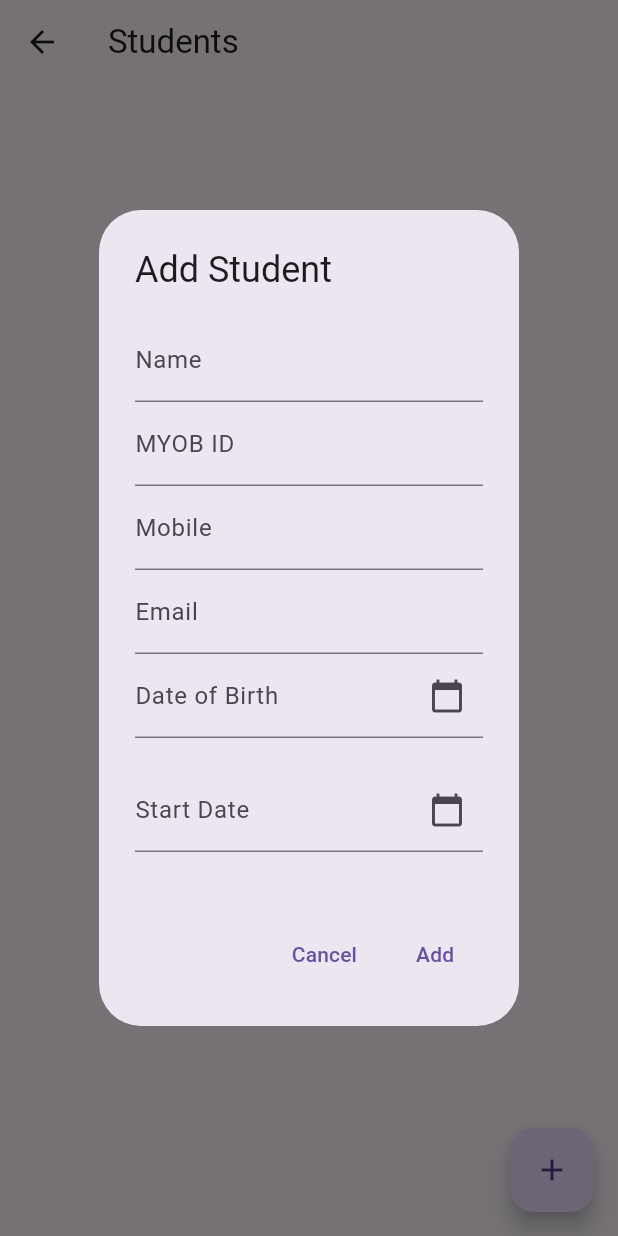
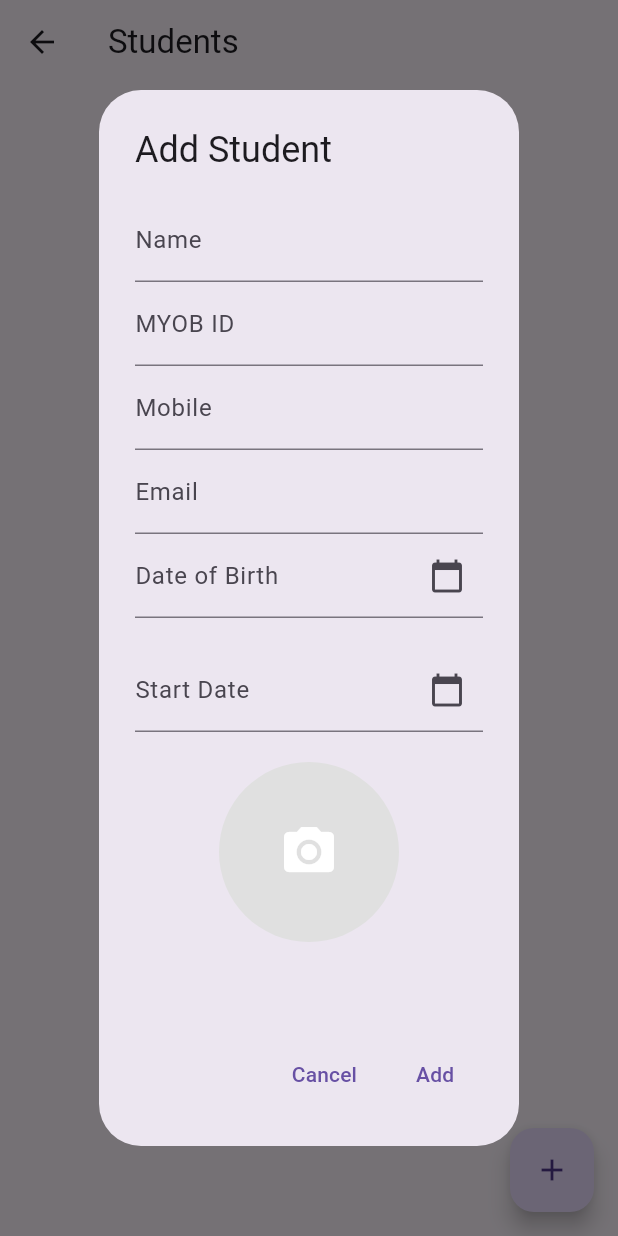
Before and after one commit to surtalk/Surtaal, a Flutter app: the StudentsScreen screen opened directly, after a tap on the "add" icon, on a phone screen of 412 x 824 dp. Run offline on Flutter 3.47's test engine with Material 3 defaults, Android fonts, the phone set to English and light mode, and no system bars; our stand-ins replace cloud_firestore, firebase_auth, firebase_core, firebase_storage, fluttertoast, google_sign_in and 2 more; accounts and stored records are empty.

Commit message:
student image

```diff
--- a/lib/data/repositories/student_repository.dart
+++ b/lib/data/repositories/student_repository.dart
@@ -4,7 +4,7 @@ class StudentRepository {
  final CollectionReference studentsCollection =
       FirebaseFirestore.instance.collection('students');
 
-Future<void> addStudent(String name, String myobId, String phone, DateTime dob, String email, DateTime startDate) async {
+Future<void> addStudent(String name, String myobId, String phone, DateTime dob, String email, DateTime startDate, String imageUrl) async {
   await studentsCollection.add({
     'name': name,
     'myob_Id': myobId,
@@ -12,6 +12,7 @@ Future<void> addStudent(String name, String myobId, String phone, DateTime dob,
     'dob': Timestamp.fromDate(dob),
     'email': email,
     'startDate': Timestamp.fromDate(startDate),
+    'imageUrl': imageUrl ?? '',
   }).then((docRef) {
     print("Student added with ID: ${docRef.id}");
   }).catchError((error) {
@@ -19,7 +20,7 @@ Future<void> addStudent(String name, String myobId, String phone, DateTime dob,
   });
 }
 // Update Student
-  Future<void> updateStudent(String docId, String name, String myobId, String phone, DateTime dob, String email, DateTime startDate) async {
+  Future<void> updateStudent(String? docId, String name, String myobId, String phone, DateTime dob, String email, DateTime startDate,String imageUrl) async {
     await studentsCollection.doc(docId).update({
       'name': name,
       'myob_Id': myobId,
@@ -27,6 +28,7 @@ Future<void> addStudent(String name, String myobId, String phone, DateTime dob,
       'dob': Timestamp.fromDate(dob),
       'email': email,
       'startDate': Timestamp.fromDate(startDate),
+       'imageUrl': imageUrl ?? '',
     });
   }
 
--- /dev/null
+++ b/lib/features/admin_dashboard/screens/AddUpdateStudentDialog.dart
@@ -0,0 +1,228 @@
+
+import 'package:image_picker/image_picker.dart';
+import 'package:flutter/material.dart';
+import 'package:cloud_firestore/cloud_firestore.dart';
+import '../../../data/repositories/student_repository.dart';
+import 'dart:io';
+import 'package:firebase_storage/firebase_storage.dart';
+import 'dart:typed_data';
+
+class AddStudentDialog extends StatefulWidget {
+
+  String? existingName;
+  String? studentId;
+String? myobId;
+String? phone;
+DateTime? dob;
+String? email;
+DateTime? startDate;
+
+   AddStudentDialog({this.existingName, this.studentId, this.myobId, this.phone, this.dob, this.email, this.startDate});
+
+  @override
+  _AddupdatestudentdialogState createState() => _AddupdatestudentdialogState();
+}
+class _AddupdatestudentdialogState extends State<AddStudentDialog> {
+   final StudentRepository _firestoreService = StudentRepository();
+// Controllers
+   late TextEditingController _nameController;
+   late TextEditingController _myobIdController;
+   late TextEditingController _phoneController;
+   late TextEditingController _emailController;
+  DateTime? _selectedDob;
+  DateTime? _startDate;
+  String? docId;
+  @override
+  void initState() {
+    super.initState();
+    _nameController = TextEditingController(text: widget.existingName ?? "");
+    _myobIdController = TextEditingController(text: widget.myobId ?? "");
+    _phoneController = TextEditingController(text: widget.phone ?? "");
+    _emailController = TextEditingController(text: widget.email ?? "");
+    _selectedDob = widget.dob;
+    _startDate = widget.startDate;
+    docId = widget.studentId;
+  }
+
+    TextEditingController dobController = TextEditingController();
+    void _selectDate(BuildContext context) async {
+      DateTime? picked = await showDatePicker(
+        context: context,
+        initialDate: DateTime.now(),
+        firstDate: DateTime(1900),
+        lastDate: DateTime(2100),
+      );
+
+    setState(() {
+        _selectedDob = picked;
+        dobController.text = "${picked!.day}/${picked!.month}/${picked!.year}"; // Format date
+      });
+      }
+    TextEditingController startDateController = TextEditingController();
+
+    void _selectStartDateDate(BuildContext context) async {
+      DateTime? picked = await showDatePicker(
+        context: context,
+        initialDate: DateTime.now(),
+        firstDate: DateTime(1900),
+        lastDate: DateTime(2100),
+      );
+
+      setState(() {
+          _startDate = picked;
+          startDateController.text = "${picked!.day}/${picked!.month}/${picked!.year}"; // Format date
+        });
+        }
+  Uint8List? _imageBytes = null;
+  final ImagePicker _picker = ImagePicker();
+  File? _image;
+  // Function to Pick an Image
+
+  // Function to Pick Image (Camera or Gallery)
+  Future<void> _pickImage() async {
+    showModalBottomSheet(
+      context: context,
+      builder: (BuildContext context) {
+        return Wrap(
+          children: [
+            ListTile(
+              leading: Icon(Icons.camera_alt),
+              title: Text("Take Photo"),
+              onTap: () async {
+                Navigator.pop(context);
+                final pickedFile = await _picker.pickImage(source: ImageSource.camera);
+                 print("Image selected: ${pickedFile!.path}");  // Debugging
+                if (pickedFile != null) {
+                    Future.delayed(Duration(milliseconds: 500), () {
+                  //final bytes = await pickedFile.readAsBytes();
+                  setState(() {
+                     print("set stage after a delay:");
+                    _image = File(pickedFile!.path);
+                   // _imageBytes = bytes;
+                  });
+                  });
+                }
+              },
+            ),
+            ListTile(
+              leading: Icon(Icons.photo_library),
+              title: Text("Choose from Gallery"),
+              onTap: () async {
+                Navigator.pop(context);
+                final pickedFile = await _picker.pickImage(source: ImageSource.gallery);
+                print("Image selected: ${pickedFile!.path}");
+                if (pickedFile != null) {
+                  final bytes = await pickedFile.readAsBytes();
+                     Future.delayed(Duration(milliseconds: 1500), () {
+                     print("set stage after a delay:");
+                      setState(() {
+                      print("Image selected set stage path ${pickedFile!.path}");
+                      _image = File(pickedFile!.path);
+                      _imageBytes = bytes;
+                  });
+                  });
+                }
+              },
+            ),
+          ],
+        );
+      },
+    );
+  }
+
+
+ @override
+  Widget build(BuildContext context) {
+        return AlertDialog(
+          title: Text(docId == null ? "Add Student" : "Edit Student"),
+          content: SingleChildScrollView(
+            child: Column(
+              mainAxisSize: MainAxisSize.max,
+              children: [
+                TextField(controller: _nameController, decoration: InputDecoration(labelText: "Name")),
+                TextField(controller: _myobIdController, decoration: InputDecoration(labelText: "MYOB ID")),
+                TextField(controller: _phoneController, decoration: InputDecoration(labelText: "Mobile")),
+                TextFormField(controller: _emailController,
+                         keyboardType: TextInputType.emailAddress,
+                          decoration: InputDecoration(labelText: "Email"),
+                          ),
+                TextField(
+                controller: dobController,
+                readOnly: true, // Prevent manual input
+                decoration: InputDecoration(
+                  labelText: "Date of Birth",
+                  hintText: "Select your DOB",
+                  suffixIcon: IconButton(
+                    icon: Icon(Icons.calendar_today),
+                    onPressed: () => _selectDate(context),
+                  ),
+                ),
+                ),
+                SizedBox(height: 20),
+                TextField(
+                controller: startDateController,
+                readOnly: true, // Prevent manual input
+                decoration: InputDecoration(
+                  labelText: "Start Date",
+                  hintText: "First Class",
+                  suffixIcon: IconButton(
+                    icon: Icon(Icons.calendar_today),
+                    onPressed: () => _selectStartDateDate(context),
+                  ),
+                ),
+                ),
+                SizedBox(height: 20),
+                GestureDetector(
+                  onTap: () {
+                    print("Image picker tapped!");  // Prints when the widget is tapped
+                    _pickImage();  // Calls the function
+                  },
+                  child: CircleAvatar(
+                    radius: 60,
+                    backgroundColor: Colors.grey[300],
+                    backgroundImage: _imageBytes != null
+                        ? MemoryImage(_imageBytes!) // Display image from bytes
+                        : null,
+                    child: (_imageBytes == null)
+                        ? Icon(Icons.camera_alt, size: 40, color: Colors.white)
+                        : null,
+                  ),
+                ),
+            SizedBox(height: 20),
+            SizedBox(height: 10),
+            SizedBox(height: 10),
+              ],
+            ),
+          ),
+          actions: [
+            TextButton(onPressed: () => Navigator.pop(context), child: Text("Cancel")),
+            TextButton(
+              onPressed: () async {
+                String? imageUrl;
+               print("on save the image url: ${imageUrl}");
+                if (_nameController.text.isNotEmpty && _myobIdController.text.isNotEmpty && _phoneController.text.isNotEmpty && _selectedDob != null) {
+                  if (_imageBytes != null) {
+                      final storageRef = FirebaseStorage.instance.ref().child('students').child(DateTime.now().toString());
+                      await storageRef.putData(_imageBytes!);
+                      imageUrl = await storageRef.getDownloadURL();
+                    }
+                  if (docId == null) {
+                    _firestoreService.addStudent(
+                      _nameController.text, _myobIdController.text, _phoneController.text, _selectedDob!, _emailController.text, _startDate! , imageUrl!
+                    );
+                    ScaffoldMessenger.of(context).showSnackBar(SnackBar(content: Text("Student added successfully")));
+                  } else {
+                    _firestoreService.updateStudent(
+                      docId, _nameController.text, _myobIdController.text, _phoneController.text, _selectedDob!, _emailController.text, _startDate!, imageUrl!
+                    );
+                      ScaffoldMessenger.of(context).showSnackBar(SnackBar(content: Text("Student updated successfully")));
+                  }
+                  Navigator.pop(context);
+                }
+              },
+              child: Text(docId == null ? "Add" : "Update"),
+            ),
+          ],
+        );
+      }
+}
--- a/lib/features/admin_dashboard/screens/student_screen.dart
+++ b/lib/features/admin_dashboard/screens/student_screen.dart
@@ -1,134 +1,69 @@
+import 'package:image_picker/image_picker.dart';
 import 'package:flutter/material.dart';
 import 'package:cloud_firestore/cloud_firestore.dart';
 import '../../../data/repositories/student_repository.dart';
+import 'dart:io';
+import 'package:firebase_storage/firebase_storage.dart';
+import 'dart:typed_data';
+import 'AddUpdateStudentDialog.dart';
 
 class StudentsScreen extends StatefulWidget {
   @override
   _StudentsScreenState createState() => _StudentsScreenState();
 }
 
+
+  class Student {
+  String name;
+  String imageUrl;
+  String docId;
+  String myobId;
+  String mobile;
+  String email;
+  Timestamp dob;
+  Timestamp startDate;
+  Student({required this.name, required this.imageUrl,required this.docId,required this.myobId,required this.mobile,required this.email,required this.dob, required this.startDate});
+}
+
+
 class _StudentsScreenState extends State<StudentsScreen> {
   final StudentRepository _firestoreService = StudentRepository();
 
-  // Controllers
-  final TextEditingController _nameController = TextEditingController();
-  final TextEditingController _myobIdController = TextEditingController();
-  final TextEditingController _phoneController = TextEditingController();
-    final TextEditingController _emailController = TextEditingController();
-  DateTime? _selectedDob;
-    DateTime? _startDate;
+    /// Load student data and get image bytes from Firestore
+  Future<Uint8List?> _loadStudentData(studentId) async {
+     Uint8List? _imageBytes = null;
+    DocumentSnapshot studentDoc = await FirebaseFirestore.instance
+        .collection('students')
+        .doc(studentId)
+        .get();
 
-  // Show Add/Edit Dialog
-  void _showStudentDialog({String? docId, String? name, String? myobId, String? phone, DateTime? dob, String? email, DateTime? startDate}) {
-    _nameController.text = name ?? "";
-    _myobIdController.text = myobId ?? "";
-    _phoneController.text = phone ?? "";
-    _emailController.text = email ?? "";
-
-    _selectedDob = dob;
-    _startDate = startDate;
-
-    TextEditingController dobController = TextEditingController();
-    void _selectDate(BuildContext context) async {
-      DateTime? picked = await showDatePicker(
-        context: context,
-        initialDate: DateTime.now(),
-        firstDate: DateTime(1900),
-        lastDate: DateTime(2100),
-      );
-
-    if (picked != null) {
+    if (studentDoc.exists) {
+      if (studentDoc['imageBytes'] != null) {
         setState(() {
-        _selectedDob = picked;
-        dobController.text = "${picked.day}/${picked.month}/${picked.year}"; // Format date
+          _imageBytes = Uint8List.fromList(List<int>.from(studentDoc['imageBytes']));
         });
       }
     }
-    TextEditingController startDateController = TextEditingController();
-    void _selectStartDateDate(BuildContext context) async {
-      DateTime? picked = await showDatePicker(
-        context: context,
-        initialDate: DateTime.now(),
-        firstDate: DateTime(1900),
-        lastDate: DateTime(2100),
-      );
+    return _imageBytes;
+  }
 
-    if (picked != null) {
-      setState(() {
-        _startDate = picked;
-        startDateController.text = "${picked.day}/${picked.month}/${picked.year}"; // Format date
-      });
-    }
-    }
+
+
+  final ImagePicker _picker = ImagePicker();
+  File? _image = null;
+
+  // Show Add/Edit Dialog
+  void _showStudentDialog(BuildContext context,{String? docId, String? name, String? myobId, String? phone,
+   DateTime? dob, String? email, DateTime? startDate}) {
+
      showDialog(
       context: context,
       builder: (context) {
-        return AlertDialog(
-          title: Text(docId == null ? "Add Student" : "Edit Student"),
-          content: SingleChildScrollView(
-            child: Column(
-              mainAxisSize: MainAxisSize.max,
-              children: [
-                TextField(controller: _nameController, decoration: InputDecoration(labelText: "Name")),
-                TextField(controller: _myobIdController, decoration: InputDecoration(labelText: "MYOB ID")),
-                TextField(controller: _phoneController, decoration: InputDecoration(labelText: "Mobile")),
-                TextFormField(controller: _emailController,
-                         keyboardType: TextInputType.emailAddress,
-                          decoration: InputDecoration(labelText: "Email"),
-                          ),
-                TextField(
-                controller: dobController,
-                readOnly: true, // Prevent manual input
-                decoration: InputDecoration(
-                  labelText: "Date of Birth",
-                  hintText: "Select your DOB",
-                  suffixIcon: IconButton(
-                    icon: Icon(Icons.calendar_today),
-                    onPressed: () => _selectDate(context),
-                  ),
-                ),
-                ),
-                SizedBox(height: 20),
-                TextField(
-                controller: startDateController,
-                readOnly: true, // Prevent manual input
-                decoration: InputDecoration(
-                  labelText: "Start Date",
-                  hintText: "First Class",
-                  suffixIcon: IconButton(
-                    icon: Icon(Icons.calendar_today),
-                    onPressed: () => _selectStartDateDate(context),
-                  ),
-                ),
-                ),
-                SizedBox(height: 20),
-
-              ],
-            ),
-          ),
-          actions: [
-            TextButton(onPressed: () => Navigator.pop(context), child: Text("Cancel")),
-            TextButton(
-              onPressed: () {
-                if (_nameController.text.isNotEmpty && _myobIdController.text.isNotEmpty && _phoneController.text.isNotEmpty && _selectedDob != null) {
-                  if (docId == null) {
-                    _firestoreService.addStudent(
-                      _nameController.text, _myobIdController.text, _phoneController.text, _selectedDob!, _emailController.text, _startDate!
-                    );
-                  } else {
-                    _firestoreService.updateStudent(
-                      docId, _nameController.text, _myobIdController.text, _phoneController.text, _selectedDob!, _emailController.text, _startDate!
-                    );
-                  }
-                  Navigator.pop(context);
-                }
-              },
-              child: Text(docId == null ? "Add" : "Update"),
-            ),
-          ],
-        );
+        return AddStudentDialog(existingName: name, studentId: docId , myobId:  myobId, phone :phone,
+   dob: dob, email:  email, startDate:  startDate);
       },
     );
+
    }
 
   // Delete Student Confirmation
@@ -154,51 +89,71 @@ class _StudentsScreenState extends State<StudentsScreen> {
     );
   }
 
+
+ // Simulate fetching students from Firestore
+
+
+
+// section to display list of student
   @override
   Widget build(BuildContext context) {
     return Scaffold(
       appBar: AppBar(title: Text("Students")),
-      body: StreamBuilder<QuerySnapshot>(
-        stream: _firestoreService.getStudents(),
+      body: FutureBuilder<List<Student>>(
+        future: _fetchStudents(),
         builder: (context, snapshot) {
-          if (snapshot.connectionState == ConnectionState.waiting) return Center(child: CircularProgressIndicator());
-          if (!snapshot.hasData || snapshot.data!.docs.isEmpty) return Center(child: Text("No students found"));
+          if (snapshot.connectionState == ConnectionState.waiting) {
+            return Center(child: CircularProgressIndicator());
+          }
 
-          var students = snapshot.data!.docs;
+          if (snapshot.hasError) {
+            return Center(child: Text('Error: ${snapshot.error}'));
+          }
+
+          if (!snapshot.hasData || snapshot.data!.isEmpty) {
+            return Center(child: Text('No students found'));
+          }
+
+          var students = snapshot.data!;
           return ListView.builder(
             itemCount: students.length,
             itemBuilder: (context, index) {
               var student = students[index];
-              DateTime dob = (student['dob'] as Timestamp).toDate();
-              String formattedDob = "${dob.day}-${dob.month}-${dob.year}";
+              DateTime dob = (student.dob).toDate();
+              //String formattedDob = "${student.dob.day}-${student.dob.month}-${student.dob.year}";
 
-              DateTime startDate = (student['startDate'] as Timestamp).toDate();
-              String formattedstartDate = "${dob.day}-${dob.month}-${dob.year}";
+              //DateTime startDate = (student.startDate as Timestamp).toDate();
+              //String formattedstartDate = "${student.startDate.day}-${student.startDate.month}-${student.startDate.year}";
 
               return Card(
                 child: ListTile(
-                  title: Text(student['name']),
-                  subtitle: Text("MYOB ID: ${student['myob_Id']} | Phone: ${student['mobile']} | DOB: $formattedDob | E-mail: ${student['email']}"),
+                  leading: CircleAvatar(
+                  backgroundImage: NetworkImage(student.imageUrl),  // Using image bytes
+                  radius: 30,
+                ),
+                  title: Text(student.name),
+                  subtitle: Text("MYOB ID: ${student.myobId} | Phone: ${student.mobile} | E-mail: ${student.email}"),
                   trailing: Row(
                     mainAxisSize: MainAxisSize.min,
                     children: [
-                      IconButton(icon: Icon(Icons.edit), onPressed: () {
-                        _showStudentDialog(
-                          docId: student.id,
-                          name: student['name'],
-                          myobId: student['myob_Id'],
-                          phone: student['mobile'],
-                          email: student['email'],
+                      IconButton(icon: Icon(Icons.edit), onPressed: () async {
+                        _showStudentDialog(context,
+                          docId: student.docId,
+                          name: student.name,
+                          myobId: student.myobId,
+                          phone: student.mobile,
+                          email: student.email,
                           dob: dob,
-                          startDate: startDate,
+                          startDate: null,
                         );
                       }),
                       IconButton(icon: Icon(Icons.delete, color: Colors.red), onPressed: () {
-                        _deleteStudent(student.id);
+                        _deleteStudent(student.docId);
                       }),
                     ],
                   ),
                 ),
+
               );
             },
           );
@@ -206,8 +161,28 @@ class _StudentsScreenState extends State<StudentsScreen> {
       ),
       floatingActionButton: FloatingActionButton(
         child: Icon(Icons.add),
-        onPressed: () => _showStudentDialog(),
-      ),
+        onPressed: () => _showStudentDialog(context)
+      )
       );
   }
+
+Future<List<Student>> _fetchStudents() async {
+    FirebaseFirestore firestore = FirebaseFirestore.instance;
+    var snapshot = await firestore.collection('students').get();
+    List<Student> students = [];
+
+    for (var doc in snapshot.docs) {
+      var name = doc['name'];
+      var imageUrl = doc['imageUrl'];
+      var docId = doc.id;
+      var myobId = doc['myob_Id'];
+      var mobile = doc['mobile'];
+      var email = doc['email'];
+      var startDate = doc['startDate'];
+      var dob = doc['dob'];
+      students.add(Student(name: name, imageUrl: imageUrl, docId:docId ,myobId:myobId,mobile:mobile,email:email,dob:dob,startDate:startDate ));
     }
+      return students;
+    }
+
+}
```
Also changed, not shown: lib/login_screen.dart (+6 -3 lines), pubspec.yaml (+9 -3 lines), pubspec.lock, 21 other files. Lines whose indentation alone changed are shown as unchanged.
